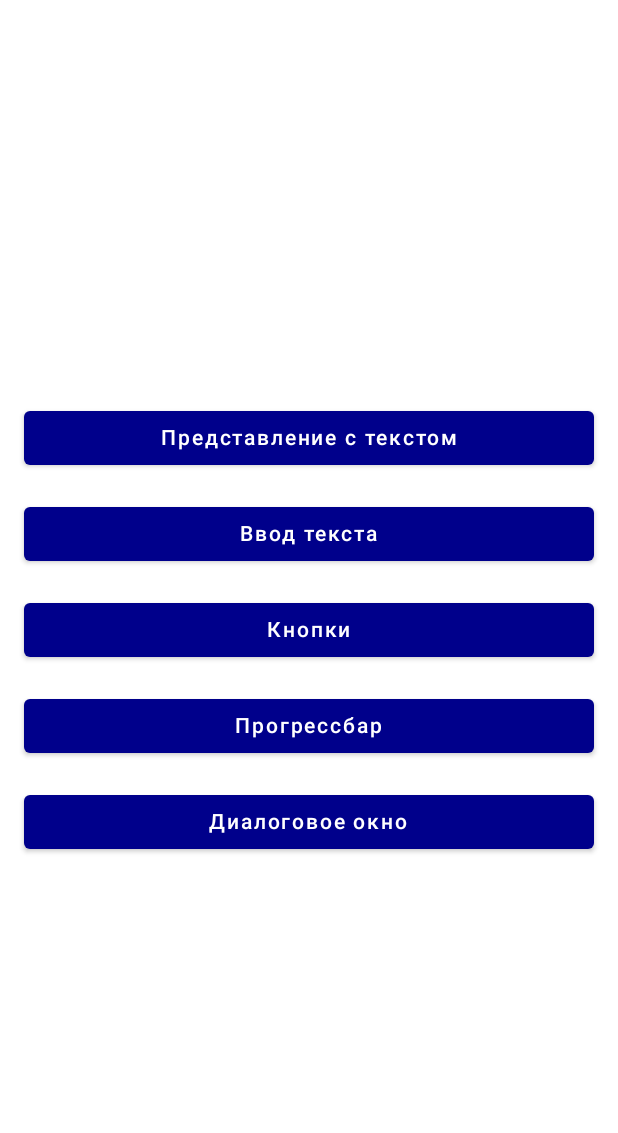
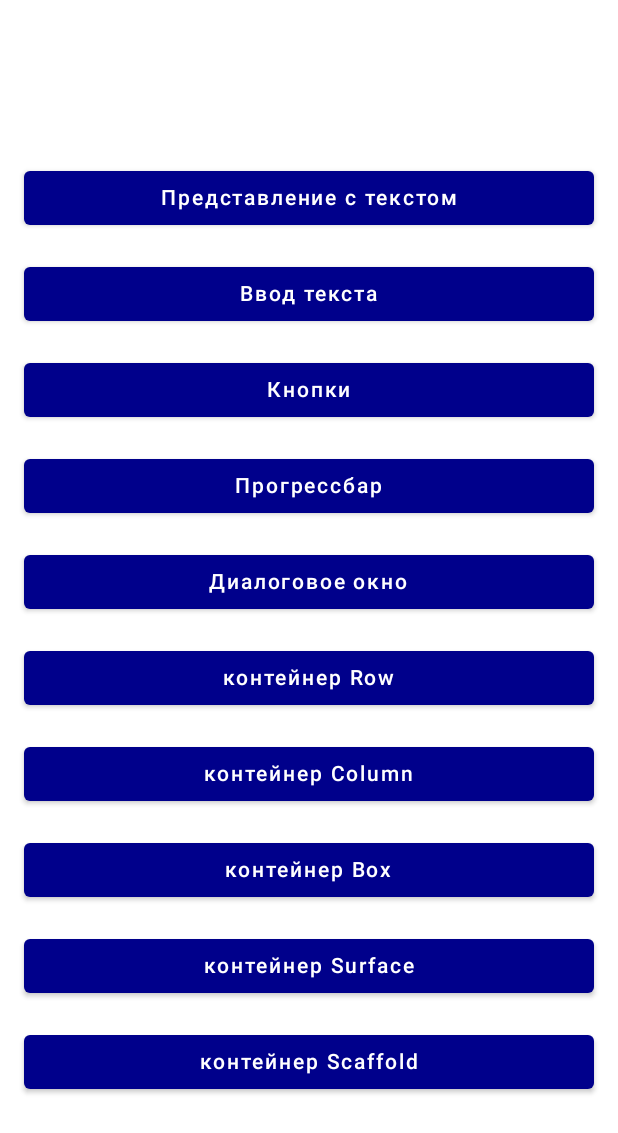
Before and after one commit to Rainlost331/ProgLanguages-N2, an Android app built with Jetpack Compose: the screen it shows after launch (MainActivity), on a phone screen of 412 x 824 dp. Shown: the top 1133 px of the screen. Run offline under Robolectric (Android 15) with nearby library versions, the phone set to English and light mode, and no system bars.

Commit message:
Добавленны недостающие кнопки и переменные в strings.xml

```diff
--- a/app/src/main/java/com/raywenderlich/android/lab1/screens/NavigationScreen.kt
+++ b/app/src/main/java/com/raywenderlich/android/lab1/screens/NavigationScreen.kt
@@ -34,6 +34,11 @@ fun NavigationScreen() {
             NavigationButton(stringResource(id = R.string.button_buttons), Screen.Buttons)
             NavigationButton(stringResource(id = R.string.button_progress), Screen.ProgressIndicator)
             NavigationButton(stringResource(id = R.string.button_alertDialog), Screen.AlertDialog)
+            NavigationButton(stringResource(id = R.string.container_row), Screen.Row)
+            NavigationButton(stringResource(id = R.string.container_column), Screen.Column)
+            NavigationButton(stringResource(id = R.string.container_box), Screen.Box)
+            NavigationButton(stringResource(id = R.string.container_surface), Screen.Surface)
+            NavigationButton(stringResource(id = R.string.container_scaffold), Screen.Scaffold)
         }
     }
 }
--- a/app/src/main/res/values/strings.xml
+++ b/app/src/main/res/values/strings.xml
@@ -12,8 +12,13 @@
     <string name="title_alertDialog">Внимание</string>
     <string name="alertDialog_about">Это диалоговое окно</string>
     <string name="insert_email">Email</string>
-    <string name="first" />
-    <string name="second" />
-    <string name="third" />
+    <string name="first">первый</string>
+    <string name="second">второй</string>
+    <string name="third">третий</string>
+    <string name="container_row">контейнер Row</string>
+    <string name="container_column">контейнер Column</string>
+    <string name="container_box">контейнер Box</string>
+    <string name="container_surface">контейнер Surface</string>
+    <string name="container_scaffold">контейнер Scaffold</string>
 
 </resources>
```
